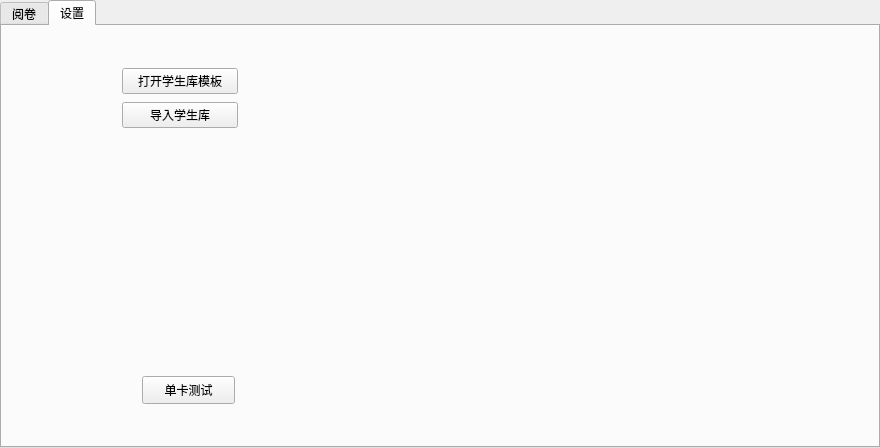
This is ScanWindow.ui in r53127/MyScan as Qt 5 draws it before an edit. The edited form follows.
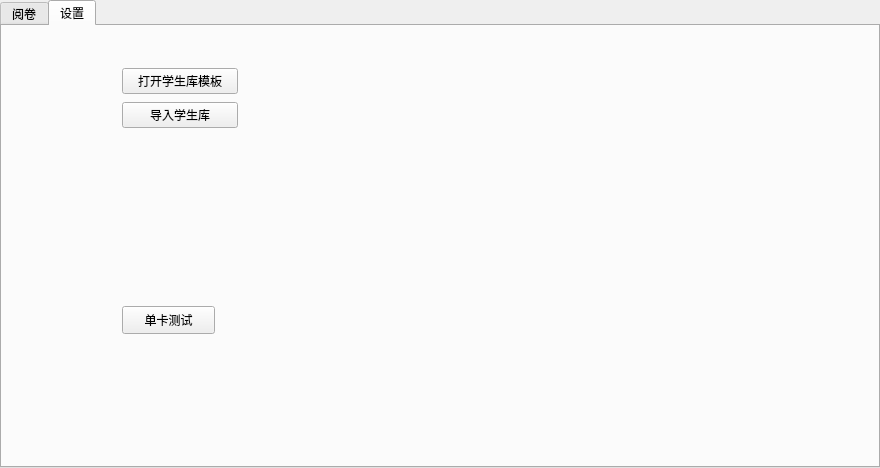
This is the edited form. The open tabs and pages were chosen to show the change.

```diff
--- a/ScanWindow.ui
+++ b/ScanWindow.ui
@@ -7,7 +7,7 @@
     <x>0</x>
     <y>0</y>
     <width>880</width>
-    <height>448</height>
+    <height>468</height>
    </rect>
   </property>
   <property name="windowTitle">
@@ -158,8 +158,8 @@
    <widget class="QPushButton" name="pushButton_9">
     <property name="geometry">
      <rect>
-      <x>140</x>
-      <y>350</y>
+      <x>120</x>
+      <y>280</y>
       <width>93</width>
       <height>28</height>
      </rect>
@@ -168,6 +168,19 @@
      <string>单卡测试</string>
     </property>
    </widget>
+   <widget class="QLabel" name="label_4">
+    <property name="geometry">
+     <rect>
+      <x>130</x>
+      <y>340</y>
+      <width>72</width>
+      <height>15</height>
+     </rect>
+    </property>
+    <property name="text">
+     <string/>
+    </property>
+   </widget>
   </widget>
  </widget>
  <resources/>
```
